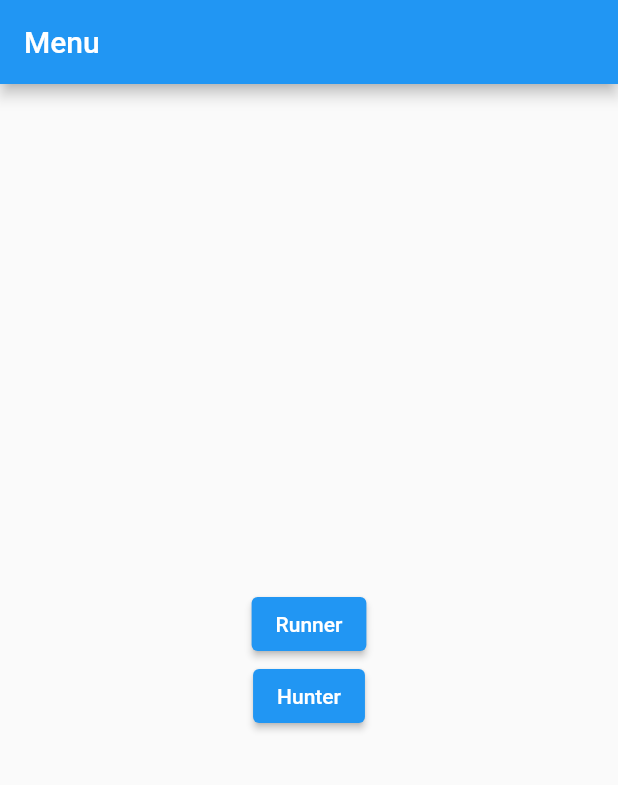
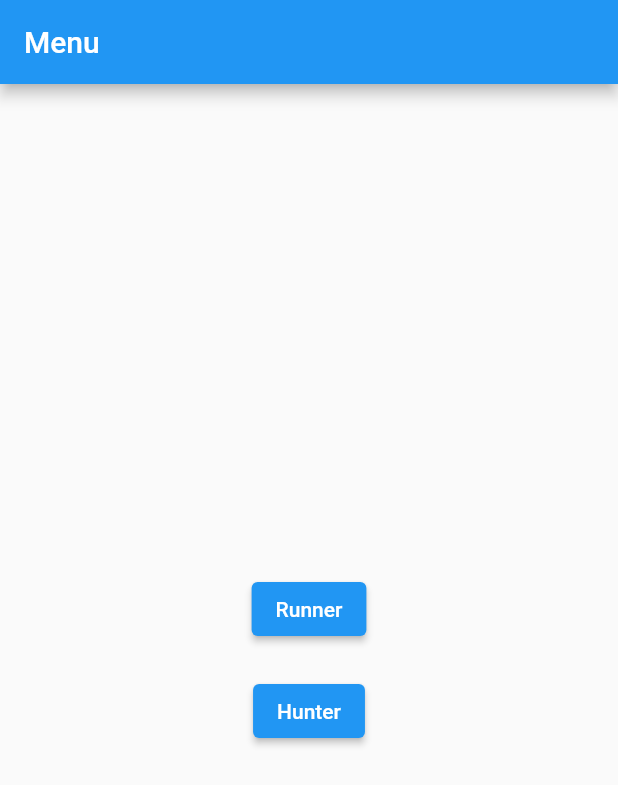
Before and after one commit to HydreigonGuy/my_flutter_app, a Flutter app: the screen it shows after launch, on a phone screen of 412 x 824 dp. Shown: the top 785 px of the screen. Run offline on Flutter 3.47's test engine with Material 2 defaults, Android fonts, the phone set to English and light mode, and no system bars; missing offline and left inert: flame; statements that could not run were skipped.

Commit message:
added margins in menu

```diff
--- a/lib/menu.dart
+++ b/lib/menu.dart
@@ -29,7 +29,9 @@ class _MenuPageState extends State<MenuPage> {
         child: Column(
           mainAxisAlignment: MainAxisAlignment.center,
           children: <Widget>[
-            ElevatedButton(
+            Container(
+              margin: const EdgeInsets.only(top: 10.0, bottom: 10.0),
+              child : ElevatedButton(
                 onPressed: () {
                     Navigator.of(context).push(
                         MaterialPageRoute(
@@ -38,8 +40,11 @@ class _MenuPageState extends State<MenuPage> {
                     );
                 },
                 child: Text('Runner'),
+              ),
             ),
-            ElevatedButton(
+            Container(
+              margin: const EdgeInsets.only(top: 10.0, bottom: 10.0),
+              child : ElevatedButton(
                 onPressed: () {
                     Navigator.of(context).push(
                         MaterialPageRoute(
@@ -49,6 +54,7 @@ class _MenuPageState extends State<MenuPage> {
                 },
                 child: Text('Hunter'),
             ),
+            ),
           ],
         ),
       ),
```
